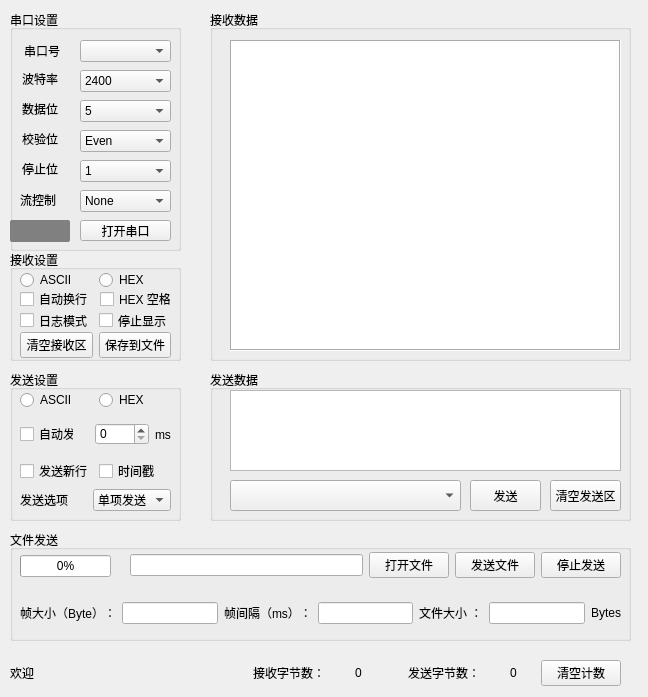
zoufudun/SerialPort, file widget.ui: the form before one commit.
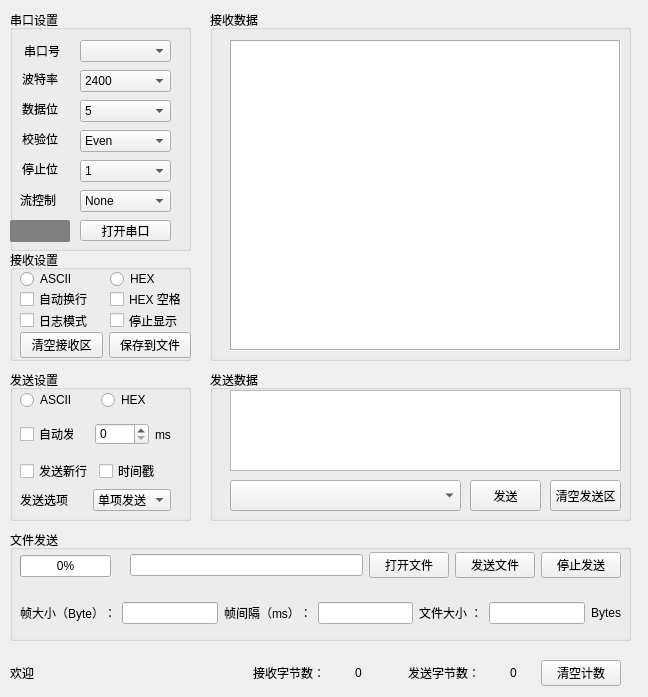
The form after the commit. Icons and pictures are not drawn.

Commit message: 解决Qt中接收数据不完整、分段的BUG：改写连接函数，在readyRead信号对应的槽函数中设置定时器，并将读取的数据存储在缓冲区中，然后timeout后再一次性读取数据，后续继续修正，完善完整数据帧的判断。

Diff of the .ui file:
```diff
--- a/widget.ui
+++ b/widget.ui
@@ -40,7 +40,7 @@
     <rect>
      <x>10</x>
      <y>10</y>
-     <width>171</width>
+     <width>181</width>
      <height>241</height>
     </rect>
    </property>
@@ -332,7 +332,7 @@
     <rect>
      <x>10</x>
      <y>250</y>
-     <width>171</width>
+     <width>181</width>
      <height>111</height>
     </rect>
    </property>
@@ -342,7 +342,7 @@
    <widget class="QCheckBox" name="checkBoxHexSpace">
     <property name="geometry">
      <rect>
-      <x>90</x>
+      <x>100</x>
       <y>40</y>
       <width>71</width>
       <height>18</height>
@@ -357,11 +357,14 @@
      <rect>
       <x>10</x>
       <y>60</y>
-      <width>151</width>
+      <width>171</width>
       <height>21</height>
      </rect>
     </property>
     <layout class="QHBoxLayout" name="horizontalLayout_22">
+     <property name="spacing">
+      <number>8</number>
+     </property>
      <item>
       <widget class="QCheckBox" name="checkBoxShowTime">
        <property name="text">
@@ -383,7 +386,7 @@
      <rect>
       <x>10</x>
       <y>80</y>
-      <width>151</width>
+      <width>171</width>
       <height>31</height>
      </rect>
     </property>
@@ -404,6 +407,32 @@
      </item>
     </layout>
    </widget>
+   <widget class="QRadioButton" name="radioButtonRecHex">
+    <property name="geometry">
+     <rect>
+      <x>100</x>
+      <y>20</y>
+      <width>71</width>
+      <height>18</height>
+     </rect>
+    </property>
+    <property name="text">
+     <string>HEX</string>
+    </property>
+   </widget>
+   <widget class="QRadioButton" name="radioButtonRecASCII">
+    <property name="geometry">
+     <rect>
+      <x>10</x>
+      <y>20</y>
+      <width>51</width>
+      <height>18</height>
+     </rect>
+    </property>
+    <property name="text">
+     <string>ASCII</string>
+    </property>
+   </widget>
   </widget>
   <widget class="QTextEdit" name="textEditRecv">
    <property name="geometry">
@@ -523,7 +552,7 @@
     <rect>
      <x>10</x>
      <y>370</y>
-     <width>171</width>
+     <width>181</width>
      <height>151</height>
     </rect>
    </property>
@@ -542,6 +571,9 @@
     <layout class="QVBoxLayout" name="verticalLayout">
      <item>
       <layout class="QHBoxLayout" name="horizontalLayout_15">
+       <property name="spacing">
+        <number>10</number>
+       </property>
        <item>
         <widget class="QRadioButton" name="radioButtonTxASCII">
          <property name="text">
@@ -705,35 +737,6 @@
     <string>波特率：</string>
    </property>
   </widget>
-  <widget class="QWidget" name="layoutWidget">
-   <property name="geometry">
-    <rect>
-     <x>20</x>
-     <y>270</y>
-     <width>151</width>
-     <height>21</height>
-    </rect>
-   </property>
-   <layout class="QHBoxLayout" name="horizontalLayout_3">
-    <property name="spacing">
-     <number>6</number>
-    </property>
-    <item>
-     <widget class="QRadioButton" name="radioButtonRecASCII">
-      <property name="text">
-       <string>ASCII</string>
-      </property>
-     </widget>
-    </item>
-    <item>
-     <widget class="QRadioButton" name="radioButtonRecHex">
-      <property name="text">
-       <string>HEX</string>
-      </property>
-     </widget>
-    </item>
-   </layout>
-  </widget>
   <widget class="QGroupBox" name="groupBox_6">
    <property name="geometry">
     <rect>
```
Left out of the diff: 3 changed lines with no effect on the pictures. The commit also changes 2 other files.
